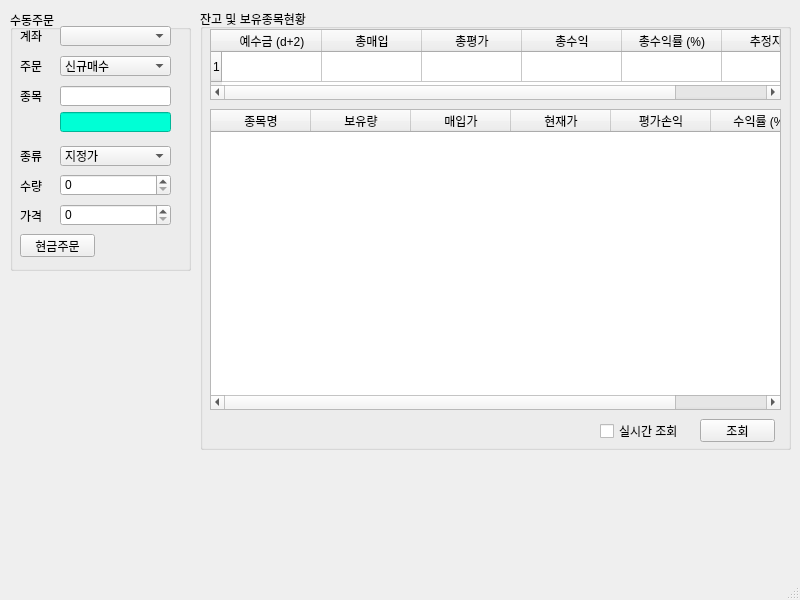
Before: the Qt Designer form pytrader.ui in doorwhichisclosed/roadtoberich, drawn with Qt 5.
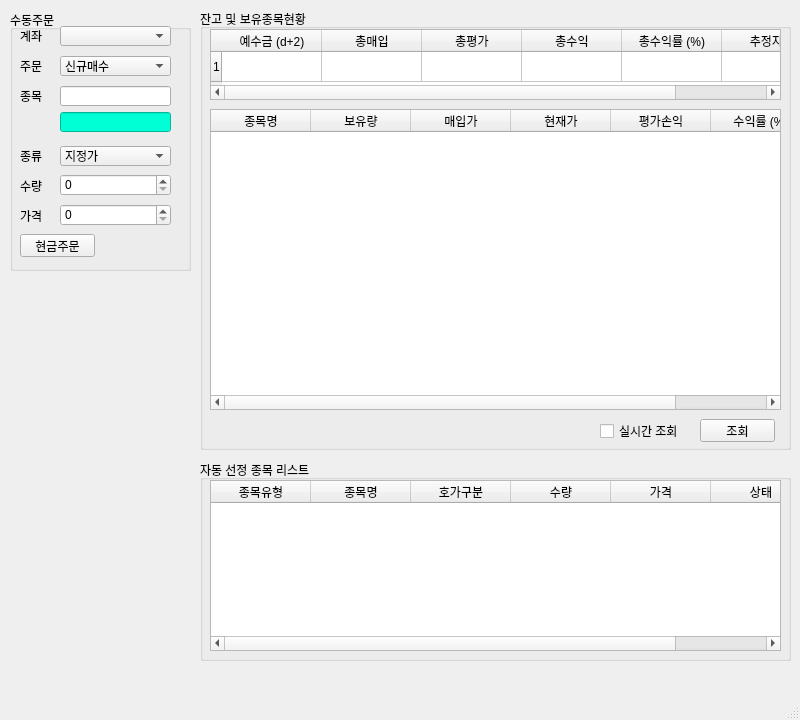
After: the same form once the commit is applied. Icons and pictures are not drawn.

Diff of the .ui file:
```diff
--- a/pytrader.ui
+++ b/pytrader.ui
@@ -7,7 +7,7 @@
     <x>0</x>
     <y>0</y>
     <width>800</width>
-    <height>600</height>
+    <height>720</height>
    </rect>
   </property>
   <property name="windowTitle">
@@ -357,6 +357,59 @@
      </property>
     </widget>
    </widget>
+   <widget class="QGroupBox" name="groupBox_3">
+    <property name="geometry">
+     <rect>
+      <x>200</x>
+      <y>460</y>
+      <width>591</width>
+      <height>201</height>
+     </rect>
+    </property>
+    <property name="title">
+     <string>자동 선정 종목 리스트</string>
+    </property>
+    <widget class="QTableWidget" name="tableWidget_3">
+     <property name="geometry">
+      <rect>
+       <x>10</x>
+       <y>20</y>
+       <width>571</width>
+       <height>171</height>
+      </rect>
+     </property>
+     <column>
+      <property name="text">
+       <string>종목유형</string>
+      </property>
+     </column>
+     <column>
+      <property name="text">
+       <string>종목명</string>
+      </property>
+     </column>
+     <column>
+      <property name="text">
+       <string>호가구분</string>
+      </property>
+     </column>
+     <column>
+      <property name="text">
+       <string>수량</string>
+      </property>
+     </column>
+     <column>
+      <property name="text">
+       <string>가격</string>
+      </property>
+     </column>
+     <column>
+      <property name="text">
+       <string>상태</string>
+      </property>
+     </column>
+    </widget>
+   </widget>
   </widget>
   <widget class="QMenuBar" name="menubar">
    <property name="geometry">
```
Left out of the diff: 2 changed lines with no effect on the pictures.
